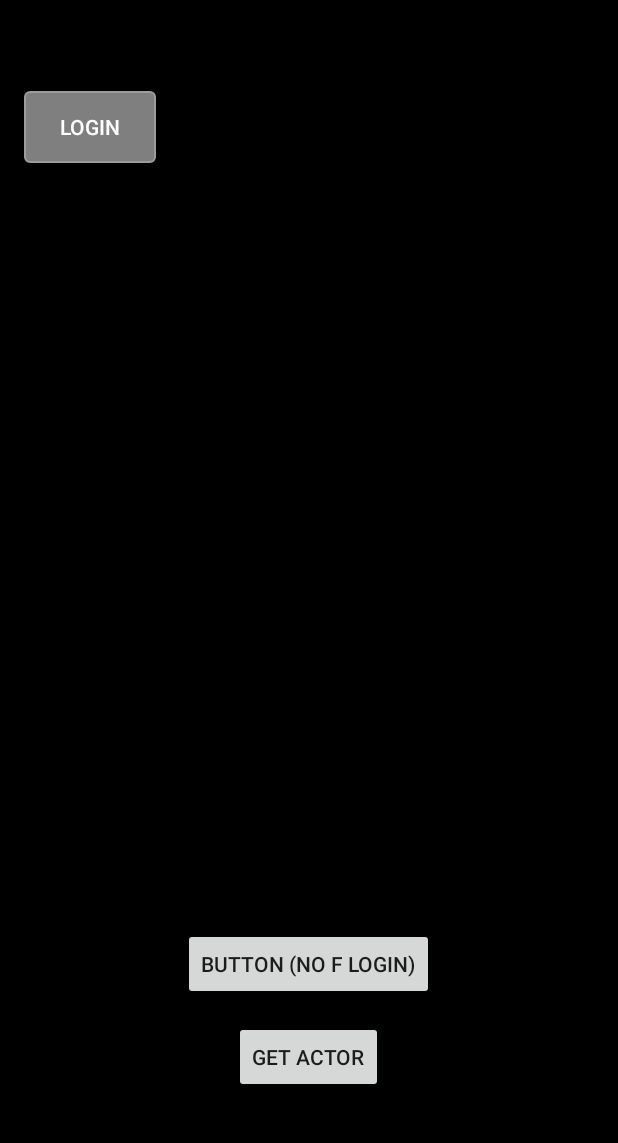
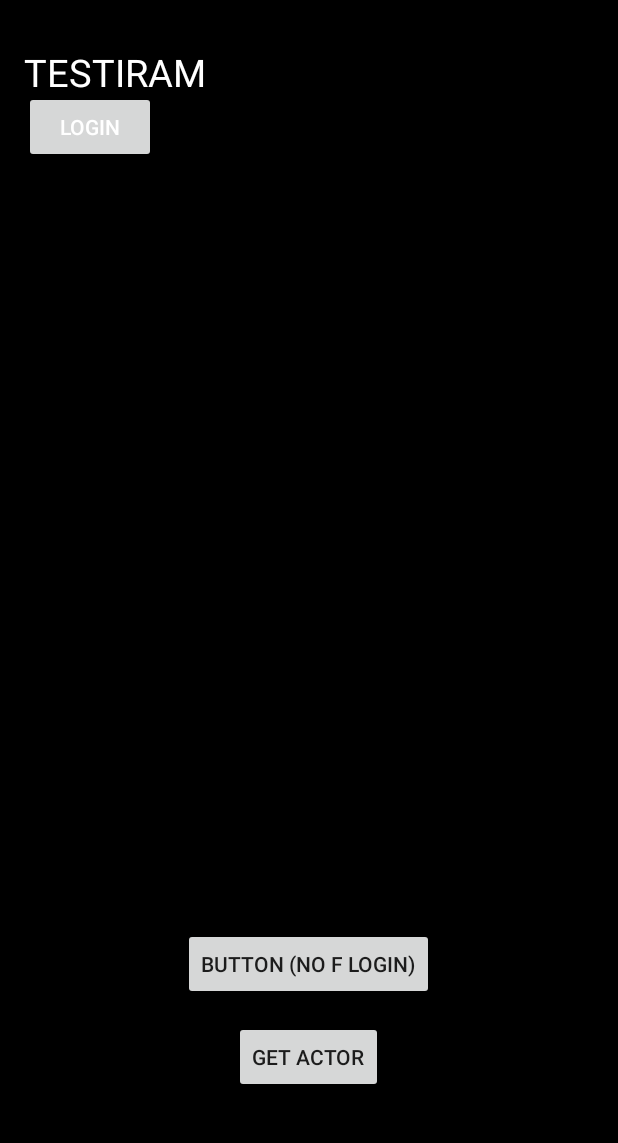
Before and after one commit to vp4655/filmster, an Android app: the screen it shows after launch (LoginActivity), on a phone screen of 412 x 824 dp, the part 62-1205 px from its top. Run offline under Robolectric (Android 15) with nearby library versions, the light colour scheme and no system bars; our stand-ins replace ButterKnife, Volley; libraries missing offline, so code that uses them is left out: com.facebook, com.facebook.appevents, com.facebook.login; plain views replace LoginButton; 5 statements that could not run were skipped.

Commit message:
Dodan TESTIRAM na loginActivity za testiranje

```diff
--- a/DM_app3/app/src/main/res/layout/activity_login.xml
+++ b/DM_app3/app/src/main/res/layout/activity_login.xml
@@ -38,6 +38,13 @@
         android:layout_centerHorizontal="true"
         android:layout_marginBottom="38dp" />
 
+    <TextView
+        android:layout_width="150dp"
+        android:layout_height="30dp"
+        android:textSize="25sp"
+        android:text="TESTIRAM"
+        android:textColor="@color/colorAccent"/>
+
 
     <!--<com.facebook.login.widget.LoginButton-->
         <!--android:id="@+id/login_button"-->
@@ -56,7 +63,6 @@
         android:layout_marginBottom="30dp"
         android:padding="10dp"
         android:textColor="#ffffff"
-        android:background="@drawable/myfacebookbtn"
         android:text="Login"/>
 
 </RelativeLayout>
```
Also changed, not shown: 1 other file.
